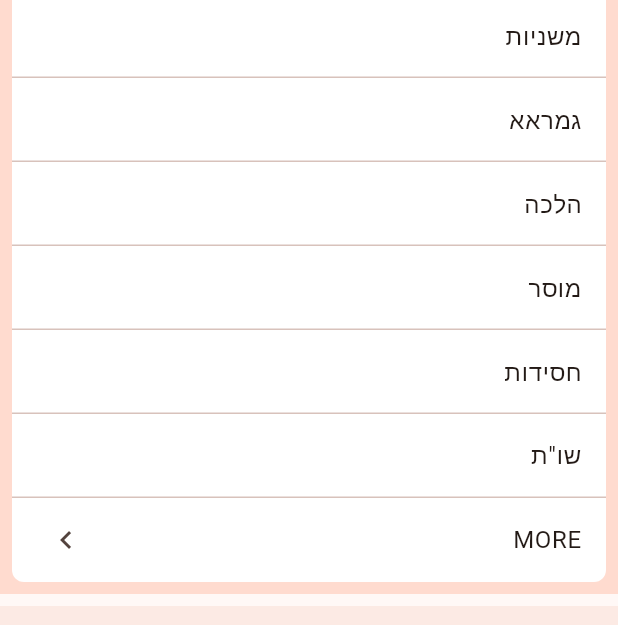
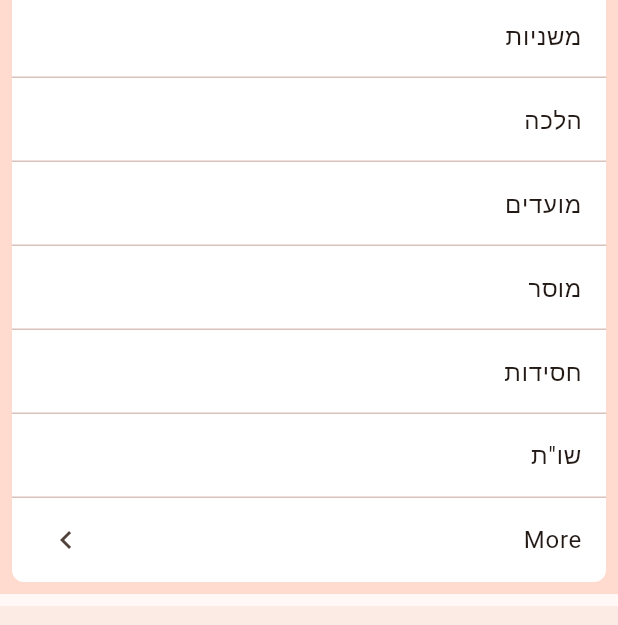
Before and after one commit to daniel-farkas-dev/hebrewbooks-app, a Flutter app: the screen it shows after launch, on a phone screen of 412 x 824 dp. Shown: the part 510-1135 px from the top of the screen. Run offline on Flutter 3.47's test engine with Material 3 defaults, Android fonts, the phone set to English and light mode, and no system bars; our stand-ins replace material_color_utilities; network calls fail; project files that could hold a hidden picture were left out.

Commit message:
Subject loading/ more subjects

```diff
--- a/lib/Screens/Home.dart
+++ b/lib/Screens/Home.dart
@@ -1,8 +1,8 @@
 import 'package:flutter/material.dart';
 import 'package:hebrewbooks/Screens/Info.dart';
+import 'package:hebrewbooks/Services/fetch.dart';
 import 'package:hebrewbooks/Shared/book.dart';
-
-import '../Services/fetch.dart';
+import 'package:hebrewbooks/Shared/subject.dart';
 
 class Home extends StatefulWidget {
   const Home({super.key});
@@ -20,16 +20,17 @@ class _HomeState extends State<Home> {
     futureBook = fetchBook(677);
   }
 
-  static const topics = [
-    'תנ"ך',
-    'משניות',
-    'גמראא',
-    'הלכה',
-    'מוסר',
-    'חסידות',
-    'שו"ת',
-    'MORE',
+  static const suggestedTopics = [
+    Subject(id: 5002, name: 'תנ"ך', total: -1),
+    Subject(id: 3094, name: 'משניות', total: -1),
+    Subject(id: 1537, name: 'הלכה', total: -1),
+    Subject(id: 2733, name: 'מועדים', total: -1),
+    Subject(id: 2729, name: 'מוסר', total: -1),
+    Subject(id: 1968, name: 'חסידות', total: -1),
+    Subject(id: 4682, name: 'שו"ת', total: -1),
+    Subject(id: -1, name: 'More', total: -1),
   ];
+  var topics = suggestedTopics;
 
   @override
   Widget build(BuildContext context) {
@@ -186,9 +187,25 @@ class _HomeState extends State<Home> {
                                   )
                                 ],
                                 ListTile(
-                                  title: Text(topics[index]),
-                                  onTap: () {},
-                                  trailing: index == topics.length - 1
+                                  title: Text(topics[index].name),
+                                  onTap: topics[index].id == -1
+                                      ? () {
+                                          if (topics == suggestedTopics) {
+                                              fetchSubjects()
+                                                  .then((value) => setState(
+                                                      () => topics = value));
+                                              //TODO: Add loading indicator
+                                            //TODO: Add error handling
+                                            //TODO: Add caching
+                                            //TODO: Add offline mode/detection
+                                          } else {
+                                            setState(() {
+                                              topics = suggestedTopics;
+                                            });
+                                          }
+                                        }
+                                      : null,
+                                  trailing: topics[index].id == -1
                                       ? const Icon(Icons.chevron_right)
                                       : null,
                                 ),
--- /dev/null
+++ b/lib/Shared/subject.dart
@@ -0,0 +1,31 @@
+import 'dart:convert';
+
+import 'package:hebrewbooks/Services/fetch.dart';
+
+class Subject {
+  final int id;
+  final String name;
+  final int total;
+
+  const Subject({
+    required this.id,
+    required this.name,
+    required this.total,
+  });
+
+  Subject.fromJson(Map<String, dynamic> json)
+      : id = json['id'] as int,
+        name = json['name'] as String,
+        total = json['total'] as int;
+
+  static List<Subject> fromJsonList(String json) {
+    final trueJson = extractJsonFromJsonp(json);
+    final jsonList = jsonDecode(trueJson) as List<dynamic>;
+    final subjects = <Subject>[];
+    for (final json in jsonList) {
+      subjects.add(Subject.fromJson(json as Map<String, dynamic>));
+    }
+    subjects.add(const Subject(id: -1, name: 'Less', total: -1));
+    return subjects;
+  }
+}
```
Also changed, not shown: lib/Services/fetch.dart (+32 -9 lines).
